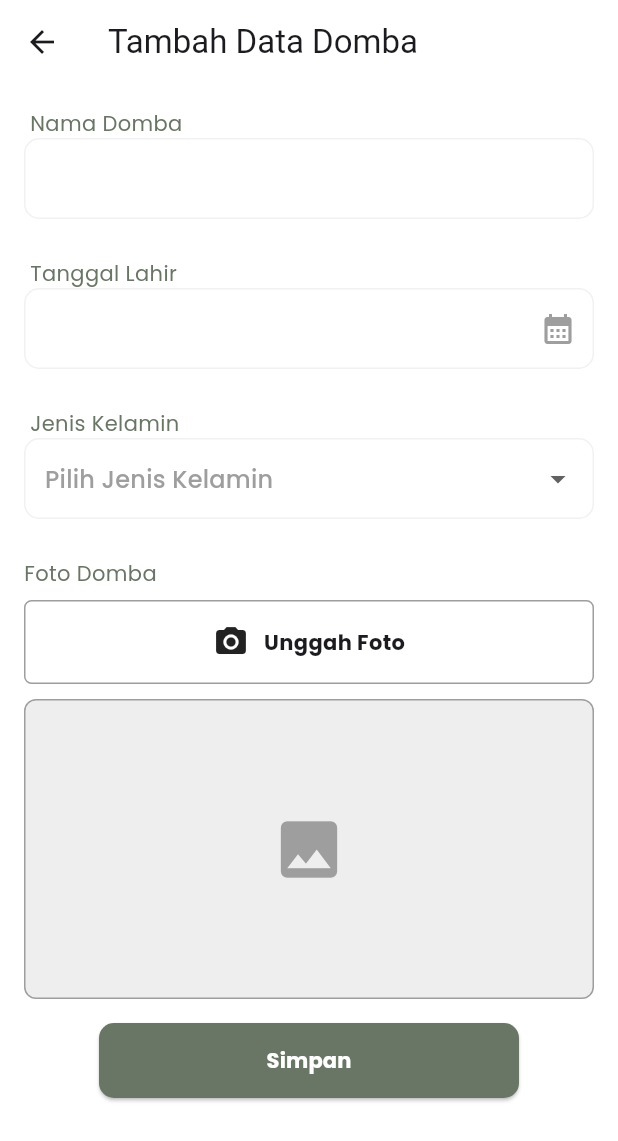
After one commit to AnandaRFebriyana/IS-USG24, a Flutter app: the SheepForm screen opened by its route, on a phone screen of 412 x 824 dp. The commit adds this screen. Shown: the top 1141 px of the screen. Run offline on Flutter 3.47's test engine with Material 3 defaults, Android fonts, the phone set to English and light mode, and no system bars; our stand-ins replace barcode_widget, get, google_fonts, image_picker, quickalert, shared_preferences and 1 more; missing offline and left inert: qr_code_scanner; accounts and stored records are empty; network calls fail.

Commit message:
style: update design of add sheep form

```diff
--- /dev/null
+++ b/lib/components/widgets.dart
@@ -0,0 +1,226 @@
+import 'package:flutter/material.dart';
+import 'package:google_fonts/google_fonts.dart';
+
+class MyTextField extends StatelessWidget {
+  final TextEditingController controller;
+  final String labelText;
+  final bool isPassword;
+  final bool isObscure;
+  final VoidCallback? toggleObscureText;
+  final TextInputType keyboardType;
+
+  const MyTextField({
+    Key? key,
+    required this.controller,
+    required this.labelText,
+    this.isPassword = false,
+    this.isObscure = false,
+    this.toggleObscureText,
+    this.keyboardType = TextInputType.text,
+  }) : super(key: key);
+
+  @override
+  Widget build(BuildContext context) {
+    return Container(
+      margin: const EdgeInsets.only(bottom: 10),
+      child: Column(
+        crossAxisAlignment: CrossAxisAlignment.start,
+        children: [
+          Padding(
+            padding: const EdgeInsets.symmetric(horizontal: 4.0),
+            child: Text(
+              labelText,
+              style: GoogleFonts.poppins(
+                color: const Color(0xFF697565),
+                fontSize: 14,
+              ),
+            ),
+          ),
+          TextField(
+            controller: controller,
+            obscureText: isPassword ? isObscure : false,
+            keyboardType: keyboardType,
+            decoration: InputDecoration(
+              border: OutlineInputBorder(
+                borderRadius: BorderRadius.circular(10),
+                borderSide:
+                    BorderSide(color: const Color.fromARGB(255, 241, 241, 241)),
+              ),
+              enabledBorder: OutlineInputBorder(
+                borderRadius: BorderRadius.circular(10),
+                borderSide:
+                    BorderSide(color: const Color.fromARGB(255, 241, 241, 241)),
+              ),
+              focusedBorder: OutlineInputBorder(
+                borderRadius: BorderRadius.circular(10),
+                borderSide: BorderSide(color: Colors.grey, width: 2),
+              ),
+              contentPadding:
+                  const EdgeInsets.symmetric(vertical: 15, horizontal: 10),
+              suffixIcon: isPassword
+                  ? IconButton(
+                      icon: Icon(
+                        isObscure ? Icons.visibility : Icons.visibility_off,
+                      ),
+                      onPressed: toggleObscureText,
+                    )
+                  : null,
+            ),
+          ),
+        ],
+      ),
+    );
+  }
+}
+
+ThemeData datePickerTheme() {
+  return ThemeData.light().copyWith(
+    primaryColor: const Color(0xFF697565),
+    colorScheme: ColorScheme.light(
+      primary: const Color(0xFF697565),
+      secondary: const Color(0xFF697565),
+    ),
+  );
+}
+
+class MyDatePicker extends StatelessWidget {
+  final TextEditingController controller;
+  final String labelText;
+  final VoidCallback onTap;
+
+  const MyDatePicker({
+    Key? key,
+    required this.controller,
+    required this.labelText,
+    required this.onTap,
+  }) : super(key: key);
+
+  @override
+  Widget build(BuildContext context) {
+    return Container(
+      margin: const EdgeInsets.only(bottom: 10),
+      child: Column(
+        crossAxisAlignment: CrossAxisAlignment.start,
+        children: [
+          Padding(
+            padding: const EdgeInsets.symmetric(horizontal: 4.0),
+            child: Text(
+              labelText,
+              style: GoogleFonts.poppins(
+                color: const Color(0xFF697565),
+                fontSize: 14,
+              ),
+            ),
+          ),
+          GestureDetector(
+            onTap: onTap,
+            child: AbsorbPointer(
+              child: TextField(
+                controller: controller,
+                decoration: InputDecoration(
+                  // hintText: 'Pilih Tanggal Lahir',
+                  border: OutlineInputBorder(
+                    borderRadius: BorderRadius.circular(10),
+                    borderSide: BorderSide(
+                        color: const Color.fromARGB(255, 241, 241, 241)),
+                  ),
+                  enabledBorder: OutlineInputBorder(
+                    borderRadius: BorderRadius.circular(10),
+                    borderSide: BorderSide(
+                        color: const Color.fromARGB(255, 241, 241, 241)),
+                  ),
+                  focusedBorder: OutlineInputBorder(
+                    borderRadius: BorderRadius.circular(10),
+                    borderSide: BorderSide(color: Colors.grey, width: 2),
+                  ),
+                  contentPadding:
+                      const EdgeInsets.symmetric(vertical: 15, horizontal: 10),
+                  suffixIcon: const Icon(
+                    Icons.calendar_month,
+                    color: Colors.grey,
+                  ),
+                ),
+              ),
+            ),
+          ),
+        ],
+      ),
+    );
+  }
+}
+
+class MyDropdown extends StatelessWidget {
+  final String labelText;
+  final List<String> items;
+  final String? selectedValue;
+  final ValueChanged<String?> onChanged;
+
+  const MyDropdown({
+    Key? key,
+    required this.labelText,
+    required this.items,
+    required this.selectedValue,
+    required this.onChanged,
+  }) : super(key: key);
+
+  @override
+  Widget build(BuildContext context) {
+    return Container(
+      margin: const EdgeInsets.only(bottom: 10),
+      child: Column(
+        crossAxisAlignment: CrossAxisAlignment.start,
+        children: [
+          Padding(
+            padding: const EdgeInsets.symmetric(horizontal: 4.0),
+            child: Text(
+              labelText,
+              style: GoogleFonts.poppins(
+                color: const Color(0xFF697565),
+                fontSize: 14,
+              ),
+            ),
+          ),
+          DropdownButtonFormField<String>(
+            value: selectedValue,
+            decoration: InputDecoration(
+              border: OutlineInputBorder(
+                borderRadius: BorderRadius.circular(10),
+                borderSide:
+                    BorderSide(color: const Color.fromARGB(255, 241, 241, 241)),
+              ),
+              enabledBorder: OutlineInputBorder(
+                borderRadius: BorderRadius.circular(10),
+                borderSide:
+                    BorderSide(color: const Color.fromARGB(255, 241, 241, 241)),
+              ),
+              focusedBorder: OutlineInputBorder(
+                borderRadius: BorderRadius.circular(10),
+                borderSide: BorderSide(color: Colors.grey, width: 2),
+              ),
+              contentPadding:
+                  const EdgeInsets.symmetric(vertical: 15, horizontal: 10),
+            ),
+            items: [
+              DropdownMenuItem<String>(
+                value: null,
+                child: Text(
+                  "Pilih Jenis Kelamin",
+                  style: GoogleFonts.poppins(color: Colors.grey),
+                ),
+              ),
+              ...items.map((item) {
+                return DropdownMenuItem<String>(
+                  value: item,
+                  child: Text(item),
+                );
+              }).toList(),
+            ],
+            onChanged: onChanged,
+            isExpanded: true,
+            hint: Text("Pilih Jenis Kelamin"),
+          ),
+        ],
+      ),
+    );
+  }
+}
--- a/lib/page/home.dart
+++ b/lib/page/home.dart
@@ -150,7 +150,7 @@ class _HomeState extends State<Home> {
                 ),
                 TextButton(
                   onPressed: () {
-                    Get.toNamed('/datadomba');
+                    Get.toNamed('/sheep');
                   },
                   style: TextButton.styleFrom(
                     padding: EdgeInsets.symmetric(horizontal: 10, vertical: 2),
--- a/lib/page/menu_nav.dart
+++ b/lib/page/menu_nav.dart
@@ -3,7 +3,7 @@ import 'package:get/get.dart';
 import 'package:google_fonts/google_fonts.dart';
 import 'package:mobileapp/page/assesment_awal.dart';
 import 'package:mobileapp/page/drawer.dart';
-import 'package:mobileapp/page/usg.dart';
+import 'package:mobileapp/page/radiology.dart';
 import 'package:mobileapp/page/vital_sign.dart';
 import 'home.dart';
 import 'profile.dart';
@@ -20,7 +20,7 @@ class _MenuNavState extends State<MenuNav> {
     Home(),
     Assesment(),
     VitalSign(),
-    USGPage()
+    Radiology()
   ];
 
   Widget currentScreen = Home();
--- a/lib/page/usg.dart
+++ b/lib/page/radiology.dart
@@ -1,6 +1,6 @@
 import 'package:flutter/material.dart';
 
-class USGPage extends StatelessWidget {
+class Radiology extends StatelessWidget {
   @override
   Widget build(BuildContext context) {
     return Scaffold(
@@ -50,7 +50,7 @@ class USGPage extends StatelessWidget {
                         leading: CircleAvatar(
                           backgroundColor: Colors.orange[100],
                           child: Image.asset(
-                            'assets/domba.png', // Add your sheep icon here
+                            'assets/domba.png',
                             width: 30,
                             height: 30,
                           ),
@@ -74,7 +74,7 @@ class USGPage extends StatelessWidget {
                           // Navigator.push(
                           //   context,
                           //   MaterialPageRoute(
-                          //     builder: (context) => DetailUSGPage(),
+                          //     builder: (context) => DetailRadiology(),
                           //   ),
                           // );
                         },
--- /dev/null
+++ b/lib/page/sheep_form.dart
@@ -0,0 +1,193 @@
+import 'package:flutter/material.dart';
+import 'package:image_picker/image_picker.dart';
+import 'dart:io';
+import 'package:google_fonts/google_fonts.dart';
+import 'package:mobileapp/components/button.dart';
+import 'package:mobileapp/components/widgets.dart';
+
+class SheepForm extends StatefulWidget {
+  @override
+  _SheepFormState createState() => _SheepFormState();
+}
+
+class _SheepFormState extends State<SheepForm> {
+  final _formKey = GlobalKey<FormState>();
+  final TextEditingController namaDombaController = TextEditingController();
+  final TextEditingController tanggalLahirController = TextEditingController();
+  String? _jenisKelamin;
+  File? _image;
+
+  Future<void> _pilihTanggalLahir(BuildContext context) async {
+    DateTime? pickedDate = await showDatePicker(
+      context: context,
+      initialDate: DateTime.now(),
+      firstDate: DateTime(1900),
+      lastDate: DateTime.now(),
+      builder: (BuildContext context, Widget? child) {
+        return Theme(
+          data: datePickerTheme(),
+          child: child!,
+        );
+      },
+    );
+    if (pickedDate != null) {
+      tanggalLahirController.text =
+          "${pickedDate.day}/${pickedDate.month}/${pickedDate.year}";
+    }
+  }
+
+  Future<void> _pickImage(ImageSource source) async {
+    final ImagePicker picker = ImagePicker();
+    final XFile? pickedFile = await picker.pickImage(source: source);
+    if (pickedFile != null) {
+      setState(() {
+        _image = File(pickedFile.path);
+      });
+    }
+  }
+
+  void _showImageSourceDialog(BuildContext context) {
+    showModalBottomSheet(
+      context: context,
+      builder: (BuildContext context) {
+        return SafeArea(
+          child: Wrap(
+            children: [
+              ListTile(
+                leading: Icon(Icons.camera),
+                title: Text('Ambil Foto'),
+                onTap: () {
+                  Navigator.of(context).pop();
+                  _pickImage(ImageSource.camera);
+                },
+              ),
+              ListTile(
+                leading: Icon(Icons.photo_library),
+                title: Text('Pilih dari Galeri'),
+                onTap: () {
+                  Navigator.of(context).pop();
+                  _pickImage(ImageSource.gallery);
+                },
+              ),
+            ],
+          ),
+        );
+      },
+    );
+  }
+
+  @override
+  Widget build(BuildContext context) {
+    return Scaffold(
+      appBar: AppBar(
+        title: Text('Tambah Data Domba'),
+        backgroundColor: Colors.white,
+      ),
+      body: Padding(
+        padding: const EdgeInsets.all(16.0),
+        child: Form(
+          key: _formKey,
+          child: ListView(
+            children: [
+              // Input Nama Domba
+              MyTextField(
+                controller: namaDombaController,
+                labelText: 'Nama Domba',
+              ),
+              SizedBox(height: 16),
+
+              // Input Tanggal Lahir
+              MyDatePicker(
+                controller: tanggalLahirController,
+                labelText: 'Tanggal Lahir',
+                onTap: () => _pilihTanggalLahir(context),
+              ),
+              SizedBox(height: 16),
+              MyDropdown(
+                labelText: 'Jenis Kelamin',
+                selectedValue: _jenisKelamin,
+                items: ['Jantan', 'Betina'],
+                onChanged: (value) {
+                  if (value != null) {
+                    setState(() {
+                      _jenisKelamin = value;
+                    });
+                  }
+                },
+              ),
+              SizedBox(height: 16),
+              Text(
+                'Foto Domba',
+                style: GoogleFonts.poppins(
+                    color: const Color(0xFF697565), fontSize: 14),
+              ),
+              SizedBox(height: 8),
+              InkWell(
+                onTap: () => _showImageSourceDialog(context),
+                child: Container(
+                  padding:
+                      const EdgeInsets.symmetric(vertical: 15, horizontal: 20),
+                  decoration: BoxDecoration(
+                    border: Border.all(color: Colors.grey),
+                    borderRadius: BorderRadius.circular(5),
+                  ),
+                  child: Row(
+                    mainAxisAlignment: MainAxisAlignment.center,
+                    children: [
+                      const Icon(Icons.camera_alt),
+                      const SizedBox(width: 10),
+                      Text(
+                        "Unggah Foto",
+                        style: GoogleFonts.poppins(
+                          fontWeight: FontWeight.bold,
+                        ),
+                      ),
+                    ],
+                  ),
+                ),
+              ),
+              SizedBox(height: 10),
+              if (_image != null)
+                Container(
+                  height: 200,
+                  decoration: BoxDecoration(
+                    border: Border.all(color: Colors.grey),
+                    borderRadius: BorderRadius.circular(8),
+                  ),
+                  child: Image.file(
+                    _image!,
+                    fit: BoxFit.cover,
+                    width: double.infinity,
+                  ),
+                )
+              else
+                Container(
+                  height: 200,
+                  decoration: BoxDecoration(
+                    border: Border.all(color: Colors.grey),
+                    borderRadius: BorderRadius.circular(8),
+                    color: Colors.grey[200],
+                  ),
+                  child: Center(
+                    child: Icon(
+                      Icons.photo,
+                      size: 50,
+                      color: Colors.grey,
+                    ),
+                  ),
+                ),
+              SizedBox(height: 16),
+              MyButton(
+                text: 'Simpan',
+                onPressed: () {
+                  if (_formKey.currentState!.validate()) {
+                  }
+                },
+              ),
+            ],
+          ),
+        ),
+      ),
+    );
+  }
+}
--- a/lib/page/vital_sign.dart
+++ b/lib/page/vital_sign.dart
@@ -95,13 +95,12 @@ class VitalSign extends StatelessWidget {
                                 ),
                                 onPressed: () {
                                   print('Tombol grafik ditekan');
-                                  // Get.toNamed('/grafikvitalsign',
+                                  // Get.toNamed('/grafik-vitalsign',
                                   //     arguments: vitalSign);
                                 },
                               ),
                               onTap: () {
-                                Get.toNamed('/detailvitalsign',
-                                    arguments: vitalSign);
+                                Get.toNamed('/detail-vitalsign', arguments: vitalSign);
                               },
                             ),
                           ),
--- a/lib/route_app.dart
+++ b/lib/route_app.dart
@@ -1,16 +1,16 @@
 import 'package:get/get.dart';
 import 'package:mobileapp/page/assesment_awal.dart';
+import 'package:mobileapp/page/sheep_form.dart';
 import 'package:mobileapp/page/detail_vital_sign.dart';
 import 'package:mobileapp/page/login.dart';
 import 'package:mobileapp/page/splash_screen.dart';
-import 'package:mobileapp/page/addSheep.dart';
-import 'package:mobileapp/page/datadomba.dart';
+import 'package:mobileapp/page/sheep.dart';
 import 'package:mobileapp/page/detail_assesment.dart';
-import 'package:mobileapp/page/detail_domba.dart';
+import 'package:mobileapp/page/sheep_detail.dart';
 import 'package:mobileapp/page/home.dart';
 import 'package:mobileapp/page/menu_nav.dart';
 import 'package:mobileapp/page/scanner.dart';
-import 'package:mobileapp/page/usg.dart';
+import 'package:mobileapp/page/radiology.dart';
 import 'package:mobileapp/page/vital_sign.dart';
 import 'package:mobileapp/page/vital_sign_graph.dart';
 
@@ -19,16 +19,20 @@ class RouteApp {
     GetPage(name: '/splash', page: () => SplashScreen()),
     GetPage(name: '/login', page: () => Login()),
     GetPage(name: '/home', page: () => Home()),
+
     GetPage(name: '/menu-nav', page: () => MenuNav()),
     GetPage(name: '/scanner', page: () => Scanner()),
-    GetPage(name: '/addsheep', page: () => AddSheepForm()),
-    GetPage(name: '/datadomba', page: () => Data()),
-    GetPage(name: '/detaildomba', page: () => DetailDomba()),
+    GetPage(name: '/sheep-form', page: () => SheepForm()),
+    GetPage(name: '/sheep', page: () => SheepPage()),
+    GetPage(name: '/detail-sheep', page: () => DetailDomba()),
+
     GetPage(name: '/assesment', page: () => Assesment()),
-    GetPage(name: '/detailass', page: () => DetailAssesmentAwal()),
+    GetPage(name: '/detail-ass', page: () => DetailAssesmentAwal()),
+
     GetPage(name: '/vital', page: () => VitalSign()),
-    GetPage(name: '/usg', page: () => USGPage()),
-    GetPage(name: '/detailvitalsign', page: () => DetailVitalSign()),
-    GetPage(name: '/grafikvitalsign', page: () => VitalSignGraph()),
+    GetPage(name: '/detail-vitalsign', page: () => DetailVitalSign()),
+    GetPage(name: '/grafik-vitalsign', page: () => VitalSignGraph()),
+
+    GetPage(name: '/radiology', page: () => Radiology()),
   ];
 }
```
Also changed, not shown: lib/components/textfield_auth.dart (deleted, +0 -71 lines), lib/controllers/sheep_controller.dart (+0 -45 lines), lib/page/addSheep.dart (deleted, +0 -112 lines), lib/page/sheep.dart (renamed from lib/page/datadomba.dart, +5 -8 lines), lib/page/sheep_detail.dart (renamed from lib/page/detail_domba.dart).
